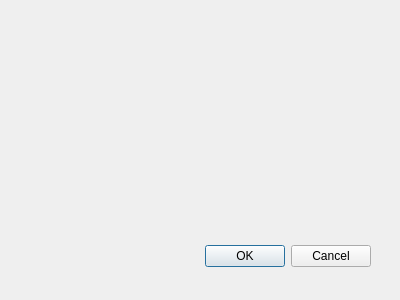
The window that sourceoptions.ui (persidsky94/Init_data_redactor) describes before a commit, drawn with Qt 5.
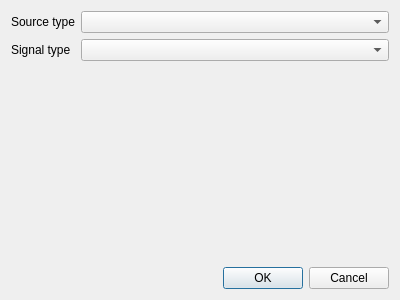
The same window after the commit.

The edit to the form file:
```diff
--- a/sourceoptions.ui
+++ b/sourceoptions.ui
@@ -15,15 +15,33 @@
   <property name="windowTitle">
    <string>Dialog</string>
   </property>
-  <widget name="buttonBox" class="QDialogButtonBox">
-   <property name="geometry">
-    <rect>
-     <x>30</x>
-     <y>240</y>
-     <width>341</width>
-     <height>32</height>
-    </rect>
-   </property>
+  <layout class="QVBoxLayout" name="verticalLayout">
+   <item>
+    <layout class="QFormLayout" name="formLayout">
+     <item row="0" column="0">
+      <widget class="QLabel" name="typeLabel">
+       <property name="text">
+        <string>Source type</string>
+       </property>
+      </widget>
+     </item>
+     <item row="0" column="1">
+      <widget class="QComboBox" name="sourceComboBox"/>
+     </item>
+     <item row="1" column="0">
+      <widget class="QLabel" name="signalLabel">
+       <property name="text">
+        <string>Signal type</string>
+       </property>
+      </widget>
+     </item>
+     <item row="1" column="1">
+      <widget class="QComboBox" name="signalComboBox"/>
+     </item>
+    </layout>
+   </item>
+   <item>
+    <widget class="QDialogButtonBox" name="buttonBox">
    <property name="orientation">
     <enum>Qt::Horizontal</enum>
    </property>
@@ -31,6 +49,8 @@
     <set>QDialogButtonBox::Cancel|QDialogButtonBox::Ok</set>
    </property>
   </widget>
+   </item>
+  </layout>
  </widget>
  <pixmapfunction/>
  <resources/>
```
Left out of the diff: 7 changed lines with no effect on the pictures. Lines whose indentation alone changed are shown as unchanged.
